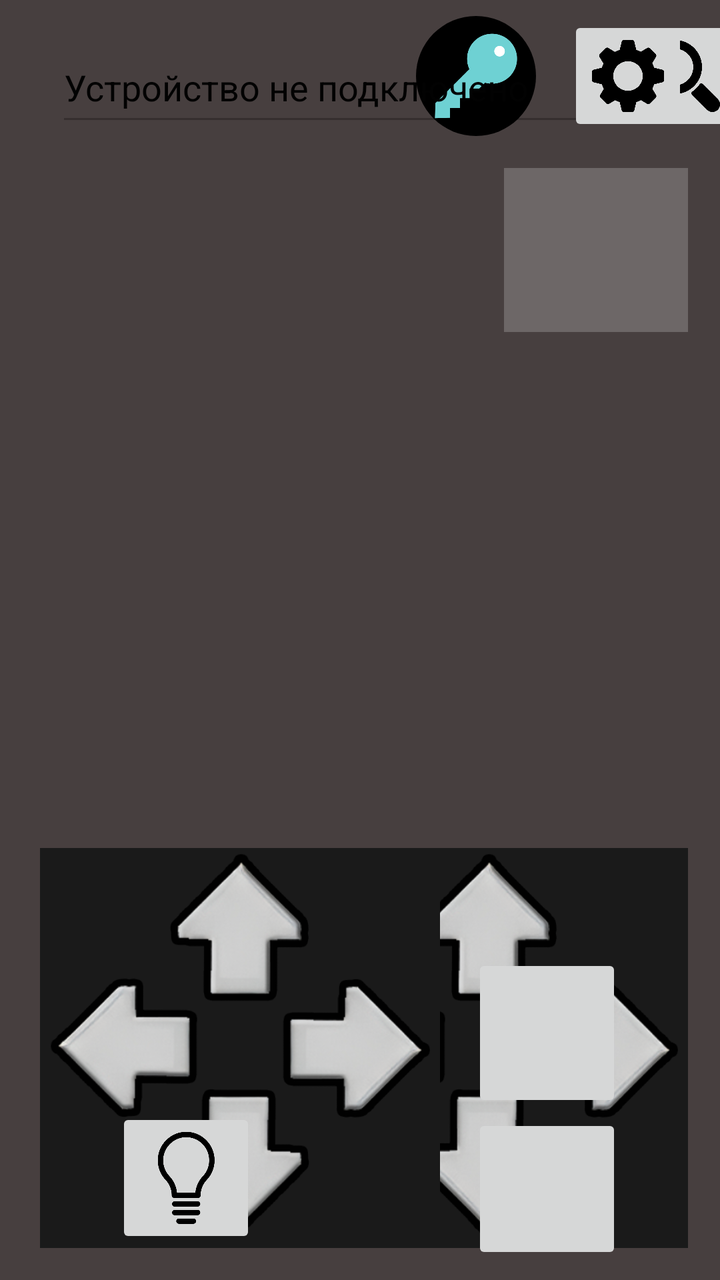
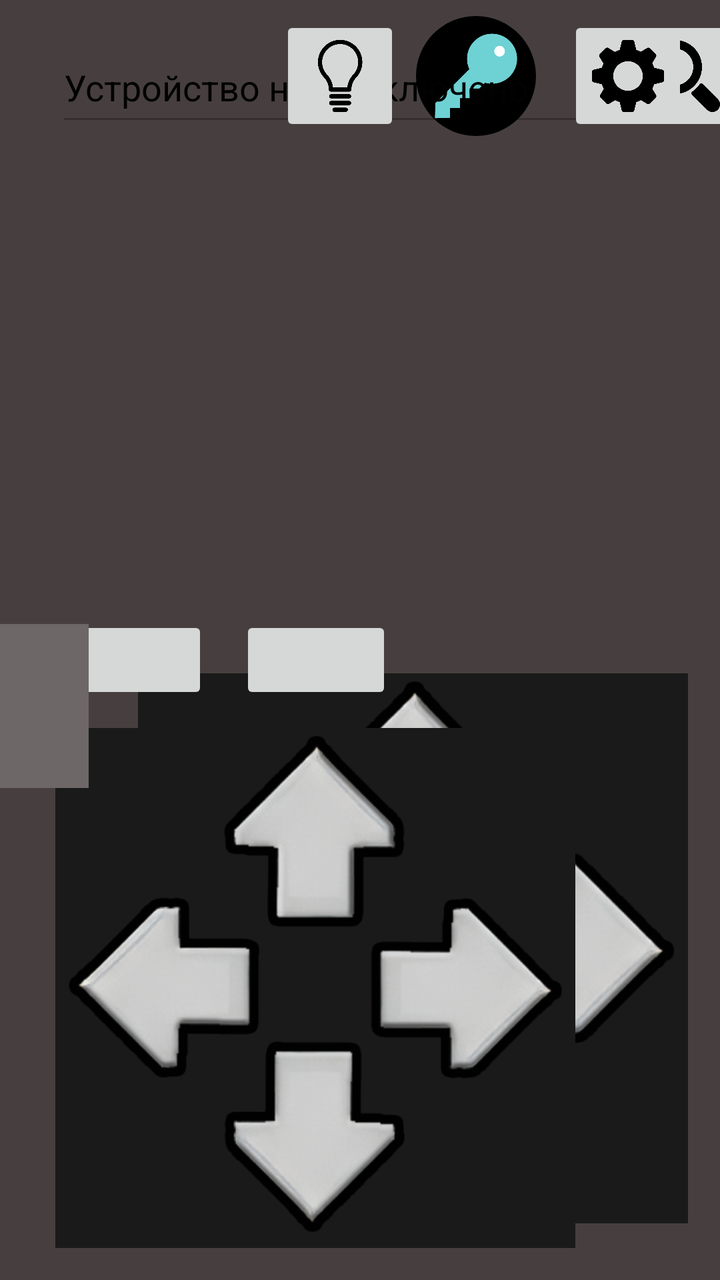

Compare the two renders of this Android layout. The source of the first and the diff that turns it into the second are given below.
<!-- AndroidManifest.xml: fallback theme Theme.MaterialComponents.DayNight.NoActionBar -->
<!-- res/layout/main_activity.xml -->
<?xml version="1.0" encoding="UTF-8"?>
<androidx.constraintlayout.widget.ConstraintLayout xmlns:android="http://schemas.android.com/apk/res/android"
    xmlns:app="http://schemas.android.com/apk/res-auto"
    xmlns:tools="http://schemas.android.com/tools"
    android:layout_width="match_parent"
    android:layout_height="match_parent"
    android:background="#473F3F"
    tools:ignore="MissingClass">

    <ImageButton
        android:id="@+id/keyConnect"
        android:layout_width="60dp"
        android:layout_height="60dp"
        android:layout_marginTop="8dp"
        android:layout_marginEnd="92dp"
        android:background="@drawable/circle_button_black"
        android:scaleType="fitCenter"
        android:src="@drawable/whitekey"
        app:layout_constraintEnd_toEndOf="parent"
        app:layout_constraintTop_toTopOf="parent"
        app:srcCompat="@drawable/whitekey" />

    <ImageButton
        android:id="@+id/searchBtn"
        android:layout_width="60dp"
        android:layout_height="60dp"
        android:layout_marginStart="312dp"
        android:layout_marginTop="8dp"
        android:scaleType="fitCenter"
        android:src="@drawable/search"
        app:layout_constraintStart_toStartOf="parent"
        app:layout_constraintTop_toTopOf="parent"
        app:srcCompat="@drawable/search" />

    <ImageView
        android:id="@+id/rightJoystick"
        android:layout_width="200dp"
        android:layout_height="200dp"
        android:layout_marginEnd="16dp"
        android:layout_marginBottom="16dp"
        android:src="@drawable/joystick"
        app:layout_constraintBottom_toBottomOf="parent"
        app:layout_constraintEnd_toEndOf="parent" />

    <ImageButton
        android:id="@+id/bigGun"
        android:layout_width="0dp"
        android:layout_height="79dp"
        android:layout_marginBottom="84dp"
        app:layout_constraintBottom_toBottomOf="parent"
        app:layout_constraintEnd_toEndOf="@+id/smallGun"
        app:layout_constraintHorizontal_bias="0.0"
        app:layout_constraintStart_toStartOf="@+id/smallGun" />

    <ImageButton
        android:id="@+id/smallGun"
        android:layout_width="75dp"
        android:layout_height="75dp"
        android:layout_marginStart="236dp"
        android:layout_marginBottom="8dp"
        app:layout_constraintBottom_toBottomOf="parent"
        app:layout_constraintStart_toStartOf="parent" />

    <ImageView
        android:id="@+id/leftJoystick"
        android:layout_width="200dp"
        android:layout_height="200dp"
        android:layout_marginStart="20dp"
        android:layout_marginBottom="16dp"
        android:src="@drawable/joystick"
        app:layout_constraintBottom_toBottomOf="parent"
        app:layout_constraintStart_toStartOf="parent" />

    <EditText
        android:id="@+id/selectDevice"
        android:layout_width="271dp"
        android:layout_height="52dp"
        android:layout_marginStart="28dp"
        android:layout_marginTop="16dp"
        android:ems="10"
        android:enabled="false"
        android:inputType="text"
        android:text="Устройство не подключено"
        android:textColor="#020202"
        app:layout_constraintStart_toStartOf="parent"
        app:layout_constraintTop_toTopOf="parent" />

    <TextView
        android:id="@+id/textView"
        android:layout_width="433dp"
        android:layout_height="54dp"
        android:layout_marginStart="16dp"
        android:layout_marginTop="84dp"
        android:text="TextView"
        android:visibility="invisible"
        app:layout_constraintStart_toStartOf="parent"
        app:layout_constraintTop_toTopOf="parent" />

    <ProgressBar
        android:id="@+id/progressBar"
        style="?android:attr/progressBarStyleHorizontal"
        android:layout_width="106dp"
        android:layout_height="36dp"
        android:layout_marginStart="392dp"
        android:layout_marginTop="24dp"
        android:progressTint="#D51212"
        app:layout_constraintStart_toStartOf="parent"
        app:layout_constraintTop_toTopOf="parent" />

    <androidx.constraintlayout.widget.ConstraintLayout
        android:id="@+id/statLayout"
        android:layout_width="92dp"
        android:layout_height="82dp"
        android:layout_marginTop="84dp"
        android:layout_marginEnd="16dp"
        android:background="#6D6767"
        app:layout_constraintEnd_toEndOf="parent"
        app:layout_constraintTop_toTopOf="parent">
    </androidx.constraintlayout.widget.ConstraintLayout>

    <ImageButton
        android:id="@+id/light"
        android:layout_width="70dp"
        android:layout_height="70dp"
        android:layout_marginEnd="232dp"
        android:layout_marginBottom="16dp"
        android:scaleType="fitCenter"
        android:src="@drawable/lightunactive"
        app:layout_constraintBottom_toBottomOf="parent"
        app:layout_constraintEnd_toEndOf="parent"
        app:srcCompat="@drawable/lightunactive" />

    <ImageButton
        android:id="@+id/settings"
        android:layout_width="60dp"
        android:layout_height="60dp"
        android:layout_marginTop="8dp"
        android:layout_marginEnd="16dp"
        android:scaleType="fitCenter"
        android:src="@drawable/settings"
        app:layout_constraintEnd_toEndOf="parent"
        app:layout_constraintTop_toTopOf="parent"
        app:srcCompat="@drawable/settings" />

</androidx.constraintlayout.widget.ConstraintLayout>
<!-- resources referenced by this layout -->
<resources>
  <!-- drawable circle_button_black (drawable) -->
  <?xml version="1.0" encoding="UTF-8"?>
  <shape xmlns:android="http://schemas.android.com/apk/res/android"
      android:shape="oval">
      <solid android:color="#000000" />
      <size
          android:width="56dp"
          android:height="56dp" />
  </shape>
  <!-- drawable joystick: png bitmap (drawable, 94037 bytes) -->
  <!-- drawable lightunactive: png bitmap (drawable, 10976 bytes) -->
  <!-- drawable search: png bitmap (drawable, 7491 bytes) -->
  <!-- drawable settings: png bitmap (drawable, 13977 bytes) -->
  <!-- drawable whitekey: png bitmap (drawable, 8689 bytes) -->
</resources>

<!-- the commit's change to res/layout/main_activity.xml (unified diff, before → after) -->
@@ -34,8 +34,8 @@
 
     <ImageView
         android:id="@+id/rightJoystick"
-        android:layout_width="200dp"
-        android:layout_height="200dp"
+        android:layout_width="275dp"
+        android:layout_height="300dp"
         android:layout_marginEnd="16dp"
         android:layout_marginBottom="16dp"
         android:src="@drawable/joystick"
@@ -44,27 +44,26 @@
 
     <ImageButton
         android:id="@+id/bigGun"
-        android:layout_width="0dp"
-        android:layout_height="79dp"
-        android:layout_marginBottom="84dp"
+        android:layout_width="76dp"
+        android:layout_height="44dp"
+        android:layout_marginStart="120dp"
+        android:layout_marginBottom="288dp"
         app:layout_constraintBottom_toBottomOf="parent"
-        app:layout_constraintEnd_toEndOf="@+id/smallGun"
-        app:layout_constraintHorizontal_bias="0.0"
-        app:layout_constraintStart_toStartOf="@+id/smallGun" />
+        app:layout_constraintStart_toStartOf="parent" />
 
     <ImageButton
         android:id="@+id/smallGun"
-        android:layout_width="75dp"
-        android:layout_height="75dp"
-        android:layout_marginStart="236dp"
-        android:layout_marginBottom="8dp"
+        android:layout_width="76dp"
+        android:layout_height="44dp"
+        android:layout_marginStart="28dp"
+        android:layout_marginBottom="288dp"
         app:layout_constraintBottom_toBottomOf="parent"
         app:layout_constraintStart_toStartOf="parent" />
 
     <ImageView
         android:id="@+id/leftJoystick"
-        android:layout_width="200dp"
-        android:layout_height="200dp"
+        android:layout_width="275dp"
+        android:layout_height="260dp"
         android:layout_marginStart="20dp"
         android:layout_marginBottom="16dp"
         android:src="@drawable/joystick"
@@ -87,10 +86,10 @@
 
     <TextView
         android:id="@+id/textView"
-        android:layout_width="433dp"
-        android:layout_height="54dp"
-        android:layout_marginStart="16dp"
-        android:layout_marginTop="84dp"
+        android:layout_width="141dp"
+        android:layout_height="208dp"
+        android:layout_marginStart="296dp"
+        android:layout_marginTop="100dp"
         android:text="TextView"
         android:visibility="invisible"
         app:layout_constraintStart_toStartOf="parent"
@@ -101,8 +100,8 @@
         style="?android:attr/progressBarStyleHorizontal"
         android:layout_width="106dp"
         android:layout_height="36dp"
-        android:layout_marginStart="392dp"
-        android:layout_marginTop="24dp"
+        android:layout_marginStart="384dp"
+        android:layout_marginTop="16dp"
         android:progressTint="#D51212"
         app:layout_constraintStart_toStartOf="parent"
         app:layout_constraintTop_toTopOf="parent" />
@@ -111,23 +110,22 @@
         android:id="@+id/statLayout"
         android:layout_width="92dp"
         android:layout_height="82dp"
-        android:layout_marginTop="84dp"
-        android:layout_marginEnd="16dp"
+        android:layout_marginTop="312dp"
+        android:layout_marginEnd="316dp"
         android:background="#6D6767"
         app:layout_constraintEnd_toEndOf="parent"
-        app:layout_constraintTop_toTopOf="parent">
-    </androidx.constraintlayout.widget.ConstraintLayout>
+        app:layout_constraintTop_toTopOf="parent"></androidx.constraintlayout.widget.ConstraintLayout>
 
     <ImageButton
         android:id="@+id/light"
-        android:layout_width="70dp"
-        android:layout_height="70dp"
-        android:layout_marginEnd="232dp"
-        android:layout_marginBottom="16dp"
+        android:layout_width="60dp"
+        android:layout_height="60dp"
+        android:layout_marginTop="8dp"
+        android:layout_marginEnd="160dp"
         android:scaleType="fitCenter"
         android:src="@drawable/lightunactive"
-        app:layout_constraintBottom_toBottomOf="parent"
         app:layout_constraintEnd_toEndOf="parent"
+        app:layout_constraintTop_toTopOf="parent"
         app:srcCompat="@drawable/lightunactive" />
 
     <ImageButton
